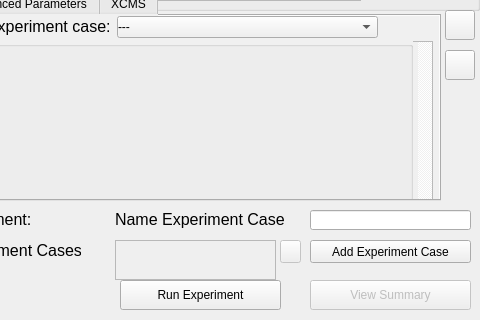
First picture: the form in vimmsVisualisedGUI/ExperimentPage.ui, repository Adam-Tem/vimmsVisualised, before the edit; both pictures show x 120 to 600 and y 180 to 500 of the 600 by 500 pixel window.
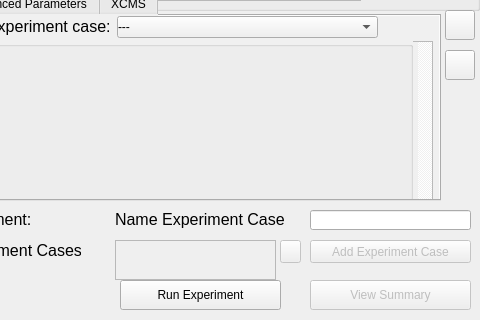
Second picture: the form after the edit.

Commit message: Added appropriate enabling for the add experiment case button.

Diff of the .ui file:
```diff
--- a/vimmsVisualisedGUI/ExperimentPage.ui
+++ b/vimmsVisualisedGUI/ExperimentPage.ui
@@ -260,6 +260,9 @@
    <zorder>MzmlUploadGroupBox</zorder>
   </widget>
   <widget class="QPushButton" name="AddExperimentCaseButton">
+   <property name="enabled">
+    <bool>false</bool>
+   </property>
    <property name="geometry">
     <rect>
      <x>430</x>
```
The commit also changes 3 other files.
